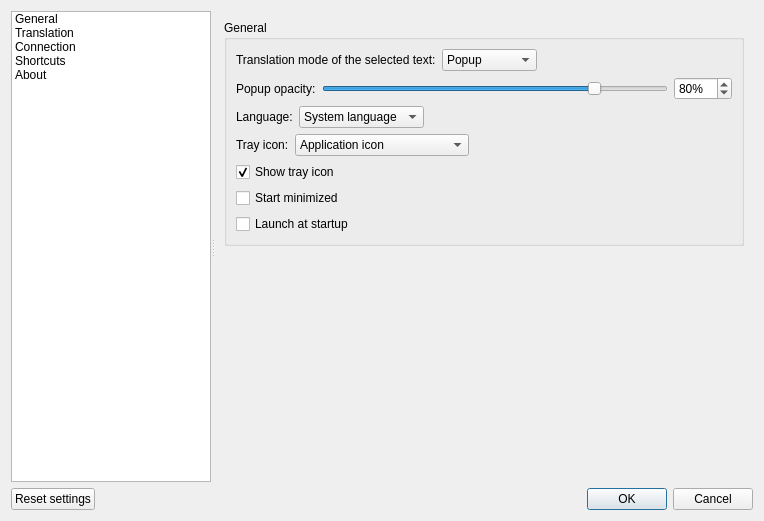
First picture: the form in src/settingsdialog.ui, repository crow-translate/crow-translate, before the edit.
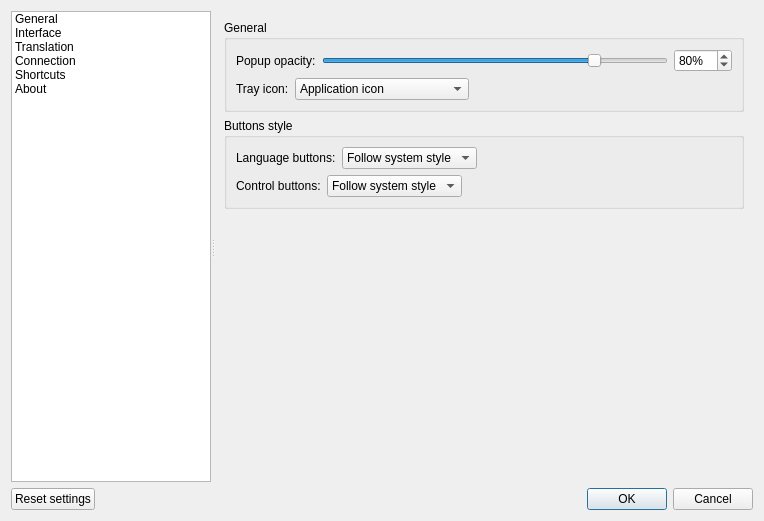
Second picture: the form after the edit. The open tabs and pages were chosen to show the change. Icons and pictures are not drawn.

Commit message: Add options to select buttons style

The edit to the form file:
```diff
--- a/src/settingsdialog.ui
+++ b/src/settingsdialog.ui
@@ -59,6 +59,15 @@
          <normaloff>.</normaloff>.</iconset>
        </property>
       </item>
+      <item>
+       <property name="text">
+        <string>Interface</string>
+       </property>
+       <property name="icon">
+        <iconset theme="preferences-desktop-theme">
+         <normaloff>.</normaloff>.</iconset>
+       </property>
+      </item>
       <item>
        <property name="text">
         <string>Translation</string>
@@ -149,43 +158,6 @@
              </item>
             </layout>
            </item>
-           <item>
-            <layout class="QHBoxLayout" name="popupOpacityLayout">
-             <item>
-              <widget class="QLabel" name="popupOpacityLabel">
-               <property name="text">
-                <string>Popup opacity:</string>
-               </property>
-              </widget>
-             </item>
-             <item>
-              <widget class="QSlider" name="popupOpacitySlider">
-               <property name="maximum">
-                <number>100</number>
-               </property>
-               <property name="value">
-                <number>80</number>
-               </property>
-               <property name="orientation">
-                <enum>Qt::Horizontal</enum>
-               </property>
-              </widget>
-             </item>
-             <item>
-              <widget class="QSpinBox" name="popupOpacitySpinBox">
-               <property name="suffix">
-                <string notr="true">%</string>
-               </property>
-               <property name="maximum">
-                <number>100</number>
-               </property>
-               <property name="value">
-                <number>80</number>
-               </property>
-              </widget>
-             </item>
-            </layout>
-           </item>
            <item>
             <layout class="QHBoxLayout" name="languageHorizontalLayout">
              <item>
@@ -236,6 +208,99 @@
             </layout>
            </item>
            <item>
+            <widget class="QCheckBox" name="trayCheckBox">
+             <property name="text">
+              <string>Show tray icon</string>
+             </property>
+             <property name="checked">
+              <bool>true</bool>
+             </property>
+            </widget>
+           </item>
+           <item>
+            <widget class="QCheckBox" name="startMinimizedCheckBox">
+             <property name="enabled">
+              <bool>true</bool>
+             </property>
+             <property name="text">
+              <string>Start minimized</string>
+             </property>
+             <property name="checkable">
+              <bool>true</bool>
+             </property>
+            </widget>
+           </item>
+           <item>
+            <widget class="QCheckBox" name="autostartCheckBox">
+             <property name="text">
+              <string>Launch at startup</string>
+             </property>
+            </widget>
+           </item>
+          </layout>
+         </widget>
+        </item>
+        <item>
+         <spacer name="generalSpacer">
+          <property name="orientation">
+           <enum>Qt::Vertical</enum>
+          </property>
+          <property name="sizeHint" stdset="0">
+           <size>
+            <width>20</width>
+            <height>138</height>
+           </size>
+          </property>
+         </spacer>
+        </item>
+       </layout>
+      </widget>
+      <widget class="QWidget" name="interfacePage">
+       <layout class="QVBoxLayout" name="verticalLayout_12">
+        <item>
+         <widget class="QGroupBox" name="generalInterfaceGroupBox">
+          <property name="title">
+           <string>General</string>
+          </property>
+          <layout class="QVBoxLayout" name="verticalLayout_13">
+           <item>
+            <layout class="QHBoxLayout" name="popupOpacityLayout">
+             <item>
+              <widget class="QLabel" name="popupOpacityLabel">
+               <property name="text">
+                <string>Popup opacity:</string>
+               </property>
+              </widget>
+             </item>
+             <item>
+              <widget class="QSlider" name="popupOpacitySlider">
+               <property name="maximum">
+                <number>100</number>
+               </property>
+               <property name="value">
+                <number>80</number>
+               </property>
+               <property name="orientation">
+                <enum>Qt::Horizontal</enum>
+               </property>
+              </widget>
+             </item>
+             <item>
+              <widget class="QSpinBox" name="popupOpacitySpinBox">
+               <property name="suffix">
+                <string notr="true">%</string>
+               </property>
+               <property name="maximum">
+                <number>100</number>
+               </property>
+               <property name="value">
+                <number>80</number>
+               </property>
+              </widget>
+             </item>
+            </layout>
+           </item>
+           <item>
             <layout class="QHBoxLayout" name="trayIconHorizontalLayout">
              <item>
               <widget class="QLabel" name="trayIconLabel">
@@ -251,7 +316,8 @@
                  <string>Application icon</string>
                 </property>
                 <property name="icon">
-                 <iconset theme="crow-translate"/>
+                 <iconset theme="crow-translate">
+                  <normaloff>.</normaloff>.</iconset>
                 </property>
                </item>
                <item>
@@ -259,7 +325,7 @@
                  <string>Monochrome (dark theme)</string>
                 </property>
                 <property name="icon">
-                 <iconset>
+                 <iconset resource="../data/resources.qrc">
                   <normaloff>:/icons/app/dark-theme.png</normaloff>:/icons/app/dark-theme.png</iconset>
                 </property>
                </item>
@@ -268,7 +334,7 @@
                  <string>Monochrome (light theme)</string>
                 </property>
                 <property name="icon">
-                 <iconset>
+                 <iconset resource="../data/resources.qrc">
                   <normaloff>:/icons/app/white-theme.png</normaloff>:/icons/app/white-theme.png</iconset>
                 </property>
                </item>
@@ -289,48 +355,133 @@
              </item>
             </layout>
            </item>
+          </layout>
+         </widget>
+        </item>
+        <item>
+         <widget class="QGroupBox" name="buttonsStyleGroupBox">
+          <property name="title">
+           <string>Buttons style</string>
+          </property>
+          <layout class="QVBoxLayout" name="verticalLayout_11">
            <item>
-            <widget class="QCheckBox" name="trayCheckBox">
-             <property name="text">
-              <string>Show tray icon</string>
-             </property>
-             <property name="checked">
-              <bool>true</bool>
-             </property>
-            </widget>
+            <layout class="QHBoxLayout" name="languagesStyleLayout">
+             <item>
+              <widget class="QLabel" name="languagesStyleLabel">
+               <property name="text">
+                <string>Language buttons:</string>
+               </property>
+              </widget>
+             </item>
+             <item>
+              <widget class="QComboBox" name="languagesStyleComboBox">
+               <item>
+                <property name="text">
+                 <string>Follow system style</string>
+                </property>
+               </item>
+               <item>
+                <property name="text">
+                 <string>Icon only</string>
+                </property>
+               </item>
+               <item>
+                <property name="text">
+                 <string>Text only</string>
+                </property>
+               </item>
+               <item>
+                <property name="text">
+                 <string>Text beside icon</string>
+                </property>
+               </item>
+               <item>
+                <property name="text">
+                 <string>Text under icon</string>
+                </property>
+               </item>
+              </widget>
+             </item>
+             <item>
+              <spacer name="languagesStyleSpacer">
+               <property name="orientation">
+                <enum>Qt::Horizontal</enum>
+               </property>
+               <property name="sizeHint" stdset="0">
+                <size>
+                 <width>40</width>
+                 <height>20</height>
+                </size>
+               </property>
+              </spacer>
+             </item>
+            </layout>
            </item>
            <item>
-            <widget class="QCheckBox" name="startMinimizedCheckBox">
-             <property name="enabled">
-              <bool>true</bool>
-             </property>
-             <property name="text">
-              <string>Start minimized</string>
-             </property>
-             <property name="checkable">
-              <bool>true</bool>
-             </property>
-            </widget>
+            <layout class="QHBoxLayout" name="controlsStyleLayout">
+             <item>
+              <widget class="QLabel" name="controlsStyleLabel">
+               <property name="text">
+                <string>Control buttons:</string>
+               </property>
+              </widget>
+             </item>
+             <item>
+              <widget class="QComboBox" name="controlsStyleComboBox">
+               <item>
+                <property name="text">
+                 <string>Follow system style</string>
+                </property>
+               </item>
+               <item>
+                <property name="text">
+                 <string>Icon only</string>
+                </property>
+               </item>
+               <item>
+                <property name="text">
+                 <string>Text only</string>
+                </property>
+               </item>
+               <item>
+                <property name="text">
+                 <string>Text beside icon</string>
+                </property>
+               </item>
+               <item>
+                <property name="text">
+                 <string>Text under icon</string>
+                </property>
+               </item>
+              </widget>
+             </item>
+             <item>
+              <spacer name="controlsStyleSpacer">
+               <property name="orientation">
+                <enum>Qt::Horizontal</enum>
+               </property>
+               <property name="sizeHint" stdset="0">
+                <size>
+                 <width>40</width>
+                 <height>20</height>
+                </size>
+               </property>
+              </spacer>
+             </item>
+            </layout>
            </item>
-           <item>
-            <widget class="QCheckBox" name="autostartCheckBox">
-             <property name="text">
-              <string>Launch at startup</string>
-             </property>
-            </widget>
-           </item>
           </layout>
          </widget>
         </item>
         <item>
-         <spacer name="generalSpacer">
+         <spacer name="interfaceSpacer">
           <property name="orientation">
            <enum>Qt::Vertical</enum>
           </property>
           <property name="sizeHint" stdset="0">
            <size>
             <width>20</width>
-            <height>138</height>
+            <height>299</height>
            </size>
           </property>
          </spacer>
```
Left out of the diff: 4 changed lines with no effect on the pictures. The commit also changes 7 other files.
